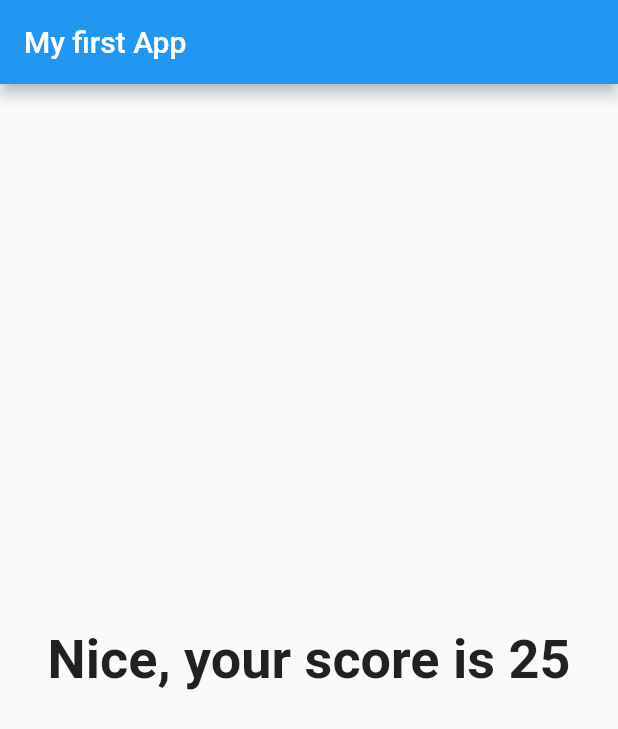
After one commit to florianguyot/flutter_course_1_question_answer, a Flutter app: the screen it shows after launch, after a tap on "Blue", after a tap on "Croco", after a tap on "Spanish", on a phone screen of 412 x 824 dp. The commit adds this screen. Shown: the top 729 px of the screen. Run offline on Flutter 3.47's test engine with Material 2 defaults, Android fonts, the phone set to English and light mode, and no system bars.

Commit message:
Split widget answer and result + calculate score

```diff
--- a/lib/main.dart
+++ b/lib/main.dart
@@ -1,6 +1,8 @@
 import 'package:flutter/material.dart';
-import './question.dart';
-import './answer.dart';
+import 'package:flutter_complete_guide/quiz.dart';
+import 'package:flutter_complete_guide/result.dart';
+import './quiz.dart';
+import './result.dart';
 
 void main() => runApp(MyApp());
 
@@ -11,23 +13,42 @@ class MyApp extends StatefulWidget {
 
 class _MyAppState extends State<MyApp> {
   var _questionIndex = 0;
+  var _totalScore = 0;
 
-  static const questions = [
+  static const _questions = [
     {
       'QuestionText': 'What\'s your favorite color ?',
-      'answer': ['Blue', 'Red', 'Black', 'White']
+      'answer': [
+        {'text': 'Blue', 'score': 10},
+        {'text': 'Red', 'score': 7},
+        {'text': 'Green', 'score': 5},
+        {'text': 'Purple', 'score': 2},
+      ]
     },
     {
       'QuestionText': 'What\'s your favorite animal ?',
-      'answer': ['Dog', 'Croco', 'Whale', 'Tiger']
+      'answer': [
+        {'text': 'Dog', 'score': 2},
+        {'text': 'Croco', 'score': 10},
+        {'text': 'Whale', 'score': 7},
+        {'text': 'Tiger', 'score': 5},
+      ]
     },
     {
       'QuestionText': 'What\'s your favorite language ?',
-      'answer': ['French', 'English', 'Spanish', 'Dutch']
+      'answer': [
+        {'text': 'French', 'score': 3},
+        {'text': 'English', 'score': 10},
+        {'text': 'Spanish', 'score': 5},
+        {'text': 'Dutch', 'score': 8},
+      ]
     },
   ];
 
-  void _answerQuestion() {
+  void _answerQuestion(int score) {
+    _totalScore += score;
+    print("score = ${_totalScore}");
+
     setState(() {
       _questionIndex = _questionIndex + 1;
     });
@@ -36,17 +57,16 @@ class _MyAppState extends State<MyApp> {
 
   Widget build(BuildContext context) {
     return MaterialApp(
-      home: Scaffold(
-          appBar: AppBar(
-            title: Text('My first App'),
-          ),
-          body: Column(children: [
-            Question(questions[_questionIndex]['QuestionText'] as String),
-            ...(questions[_questionIndex]['answer'] as List<String>)
-                .map((answer) {
-              return Answer(_answerQuestion, answer);
-            }).toList(),
-          ])),
-    );
+        home: Scaffold(
+      appBar: AppBar(
+        title: Text('My first App'),
+      ),
+      body: _questionIndex < _questions.length
+          ? Quiz(
+              answerQuestion: _answerQuestion,
+              questionIndex: _questionIndex,
+              questions: _questions)
+          : Result(_totalScore),
+    ));
   }
 }
--- /dev/null
+++ b/lib/quiz.dart
@@ -0,0 +1,26 @@
+import 'package:flutter/widgets.dart';
+import 'package:flutter/material.dart';
+import './question.dart';
+import './answer.dart';
+
+class Quiz extends StatelessWidget {
+  final List<Map<String, Object>> questions;
+  final Function answerQuestion;
+  final int questionIndex;
+  Quiz(
+      {required this.questions,
+      required this.answerQuestion,
+      required this.questionIndex});
+
+  @override
+  Widget build(BuildContext context) {
+    return Column(children: [
+      Question(questions[questionIndex]['QuestionText'] as String),
+      ...(questions[questionIndex]['answer'] as List<Map<String, Object>>)
+          .map((answer) {
+        return Answer(() => answerQuestion(answer['score'] as int),
+            answer['text'] as String);
+      }).toList(),
+    ]);
+  }
+}
--- /dev/null
+++ b/lib/result.dart
@@ -0,0 +1,25 @@
+import 'package:flutter/material.dart';
+import 'package:flutter/src/foundation/key.dart';
+import 'package:flutter/src/widgets/framework.dart';
+
+class Result extends StatefulWidget {
+  final int score;
+  const Result(this.score);
+
+  @override
+  State<Result> createState() => _ResultState();
+}
+
+class _ResultState extends State<Result> {
+  String get resultPhrase => "Nice, your score is ${widget.score}";
+
+  @override
+  Widget build(BuildContext context) {
+    return Center(
+        child: Text(
+      resultPhrase,
+      style: TextStyle(fontSize: 36, fontWeight: FontWeight.bold),
+      textAlign: TextAlign.center,
+    ));
+  }
+}
```
